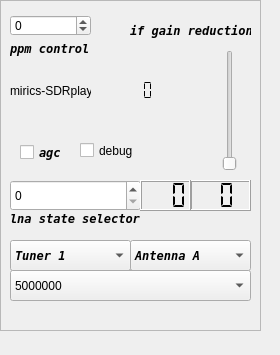
Before: the Qt Designer form devices/sdrplay-handler/sdrplay-widget.ui in JvanKatwijk/sdr-j-spectrumviewer, drawn with Qt 5.
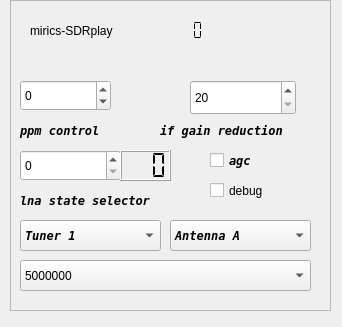
After: the same form once the commit is applied.

Commit message: changes in sdrplay gain setting

Diff of the .ui file:
```diff
--- a/devices/sdrplay-handler/sdrplay-widget.ui
+++ b/devices/sdrplay-handler/sdrplay-widget.ui
@@ -6,8 +6,8 @@
    <rect>
     <x>0</x>
     <y>0</y>
-    <width>280</width>
-    <height>355</height>
+    <width>342</width>
+    <height>327</height>
    </rect>
   </property>
   <property name="windowTitle">
@@ -16,10 +16,10 @@
   <widget class="QFrame" name="frame">
    <property name="geometry">
     <rect>
-     <x>0</x>
+     <x>10</x>
      <y>0</y>
-     <width>261</width>
-     <height>331</height>
+     <width>321</width>
+     <height>311</height>
     </rect>
    </property>
    <property name="frameShape">
@@ -31,9 +31,9 @@
    <widget class="QLabel" name="deviceLabel">
     <property name="geometry">
      <rect>
-      <x>10</x>
-      <y>80</y>
-      <width>81</width>
+      <x>20</x>
+      <y>20</y>
+      <width>121</width>
       <height>21</height>
      </rect>
     </property>
@@ -57,8 +57,8 @@
    <widget class="QLCDNumber" name="api_version">
     <property name="geometry">
      <rect>
-      <x>90</x>
-      <y>80</y>
+      <x>130</x>
+      <y>20</y>
       <width>81</width>
       <height>21</height>
      </rect>
@@ -73,54 +73,13 @@
      <enum>QLCDNumber::Flat</enum>
     </property>
    </widget>
-   <widget class="QSlider" name="ifgainSlider">
-    <property name="geometry">
-     <rect>
-      <x>220</x>
-      <y>50</y>
-      <width>20</width>
-      <height>121</height>
-     </rect>
-    </property>
-    <property name="toolTip">
-     <string>&lt;html&gt;&lt;head/&gt;&lt;body&gt;&lt;p&gt;gain slider, its value is used as measure for the gain reduction of the baseband signal. If the agc is selected, the slider is not effective and is not shown.&lt;/p&gt;&lt;/body&gt;&lt;/html&gt;</string>
-    </property>
-    <property name="minimum">
-     <number>20</number>
-    </property>
-    <property name="maximum">
-     <number>59</number>
-    </property>
-    <property name="orientation">
-     <enum>Qt::Vertical</enum>
-    </property>
-   </widget>
-   <widget class="QLCDNumber" name="GRdBDisplay">
-    <property name="geometry">
-     <rect>
-      <x>190</x>
-      <y>180</y>
-      <width>61</width>
-      <height>31</height>
-     </rect>
-    </property>
-    <property name="toolTip">
-     <string>&lt;html&gt;&lt;head/&gt;&lt;body&gt;&lt;p&gt;The display shows the gain reduction applied to the baseband signal in the device.&lt;/p&gt;&lt;/body&gt;&lt;/html&gt;</string>
-    </property>
-    <property name="digitCount">
-     <number>2</number>
-    </property>
-    <property name="segmentStyle">
-     <enum>QLCDNumber::Flat</enum>
-    </property>
-   </widget>
    <widget class="QCheckBox" name="agcControl">
     <property name="geometry">
      <rect>
-      <x>20</x>
-      <y>140</y>
-      <width>51</width>
-      <height>25</height>
+      <x>200</x>
+      <y>150</y>
+      <width>71</width>
+      <height>21</height>
      </rect>
     </property>
     <property name="font">
@@ -142,9 +101,9 @@
     <property name="geometry">
      <rect>
       <x>10</x>
-      <y>15</y>
-      <width>81</width>
-      <height>21</height>
+      <y>80</y>
+      <width>91</width>
+      <height>31</height>
      </rect>
     </property>
     <property name="toolTip">
@@ -160,10 +119,10 @@
    <widget class="QLabel" name="serialNumber">
     <property name="geometry">
      <rect>
-      <x>10</x>
-      <y>110</y>
-      <width>151</width>
-      <height>20</height>
+      <x>20</x>
+      <y>50</y>
+      <width>171</width>
+      <height>21</height>
      </rect>
     </property>
     <property name="text">
@@ -173,9 +132,9 @@
    <widget class="QComboBox" name="antennaSelector">
     <property name="geometry">
      <rect>
-      <x>130</x>
-      <y>240</y>
-      <width>121</width>
+      <x>160</x>
+      <y>220</y>
+      <width>141</width>
       <height>31</height>
      </rect>
     </property>
@@ -205,8 +164,8 @@
     <property name="geometry">
      <rect>
       <x>10</x>
-      <y>180</y>
-      <width>131</width>
+      <y>150</y>
+      <width>101</width>
       <height>31</height>
      </rect>
     </property>
@@ -217,8 +176,8 @@
    <widget class="QLCDNumber" name="lnaGRdBDisplay">
     <property name="geometry">
      <rect>
-      <x>140</x>
-      <y>180</y>
+      <x>110</x>
+      <y>150</y>
       <width>51</width>
       <height>31</height>
      </rect>
@@ -237,8 +196,8 @@
     <property name="geometry">
      <rect>
       <x>10</x>
-      <y>240</y>
-      <width>121</width>
+      <y>220</y>
+      <width>141</width>
       <height>31</height>
      </rect>
     </property>
@@ -267,8 +226,8 @@
    <widget class="QCheckBox" name="debugControl">
     <property name="geometry">
      <rect>
-      <x>80</x>
-      <y>140</y>
+      <x>200</x>
+      <y>180</y>
       <width>88</width>
       <height>21</height>
      </rect>
@@ -281,9 +240,9 @@
     <property name="geometry">
      <rect>
       <x>10</x>
-      <y>40</y>
-      <width>81</width>
-      <height>16</height>
+      <y>120</y>
+      <width>101</width>
+      <height>21</height>
      </rect>
     </property>
     <property name="font">
@@ -301,9 +260,9 @@
    <widget class="QLabel" name="gainsliderLabel">
     <property name="geometry">
      <rect>
-      <x>130</x>
-      <y>20</y>
-      <width>121</width>
+      <x>150</x>
+      <y>120</y>
+      <width>151</width>
       <height>21</height>
      </rect>
     </property>
@@ -323,9 +282,9 @@
     <property name="geometry">
      <rect>
       <x>10</x>
-      <y>210</y>
-      <width>131</width>
-      <height>16</height>
+      <y>190</y>
+      <width>171</width>
+      <height>21</height>
      </rect>
     </property>
     <property name="font">
@@ -340,12 +299,28 @@
      <string>lna state selector</string>
     </property>
    </widget>
+   <widget class="QSpinBox" name="GRdBSelector">
+    <property name="geometry">
+     <rect>
+      <x>180</x>
+      <y>80</y>
+      <width>106</width>
+      <height>35</height>
+     </rect>
+    </property>
+    <property name="minimum">
+     <number>20</number>
+    </property>
+    <property name="maximum">
+     <number>59</number>
+    </property>
+   </widget>
    <widget class="QComboBox" name="rateSelector">
     <property name="geometry">
      <rect>
       <x>10</x>
-      <y>270</y>
-      <width>241</width>
+      <y>260</y>
+      <width>291</width>
       <height>31</height>
      </rect>
     </property>
```
Left out of the diff: 15 changed lines with no effect on the pictures. The commit also changes 18 other files.
